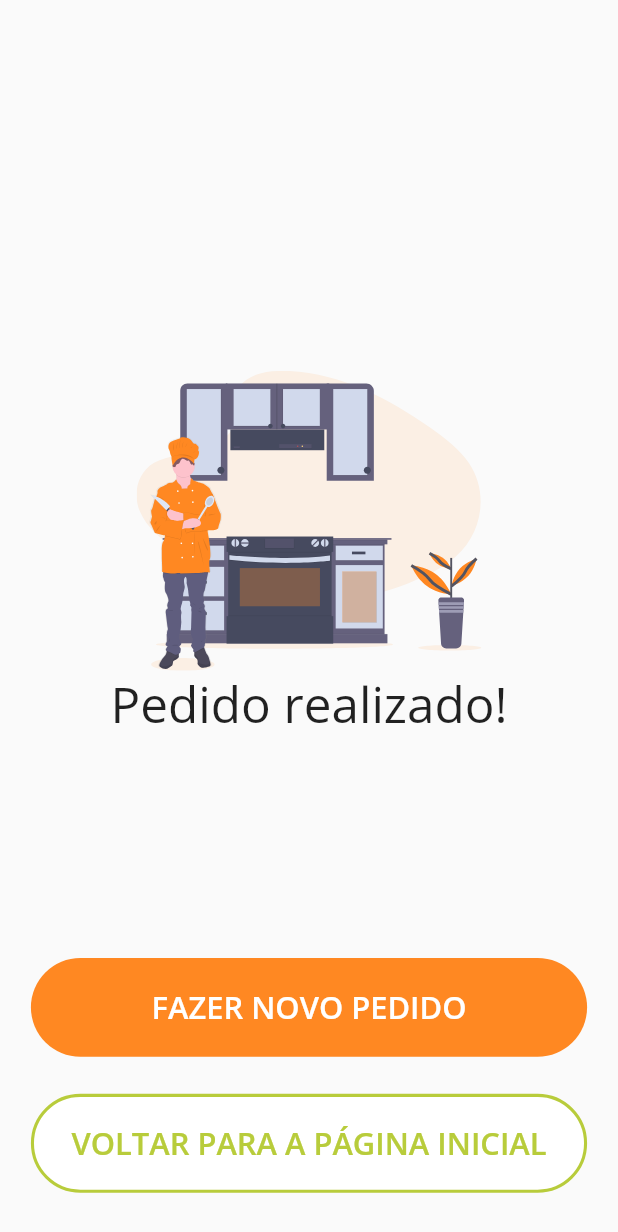
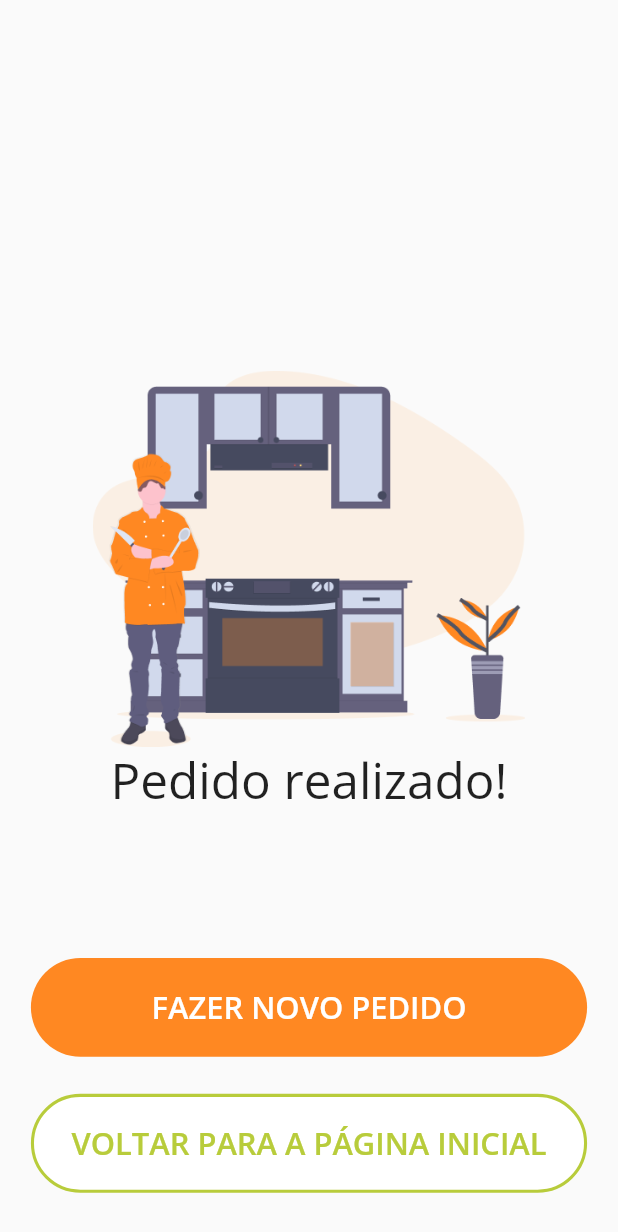
Before and after one commit to fdaniel13/desafio_flutter_mobile, a Flutter app: the EndOrdered screen opened by its route, on a phone screen of 412 x 824 dp. Shown: the top 1232 px of the screen. Run offline on Flutter 3.47's test engine with Material 2 defaults, Android fonts, the phone set to English and light mode, and no system bars; our stand-ins replace flutter_mobx, flutter_svg, google_fonts, mobx, table_calendar; missing offline and left inert: dart:ffi; generated files the repository leaves out were written again.

```diff
--- a/lib/pages/endOrderedPage/views/endOrdered.dart
+++ b/lib/pages/endOrderedPage/views/endOrdered.dart
@@ -47,7 +47,7 @@ class _EndOrderedState extends State<EndOrdered> {
                     height: sizeH*0.4,
                     child: Column(
                      children: [
-                       SvgPicture.asset('images/pedidoFinalizado.svg'),
+                       Image.asset('images/logoFinal.png'),
                        Text('Pedido realizado!',
                        style:GoogleFonts.openSans(
                          fontWeight: FontWeight.w400,
--- a/pubspec.yaml
+++ b/pubspec.yaml
@@ -80,6 +80,7 @@ flutter:
      - images/paoCaseiroCompleto.png
      - images/calendario.png
      - images/hanna.png
+     - images/logoFinal.png
 
 
 
```
Also changed, not shown: images/logoFinal.png (added).
